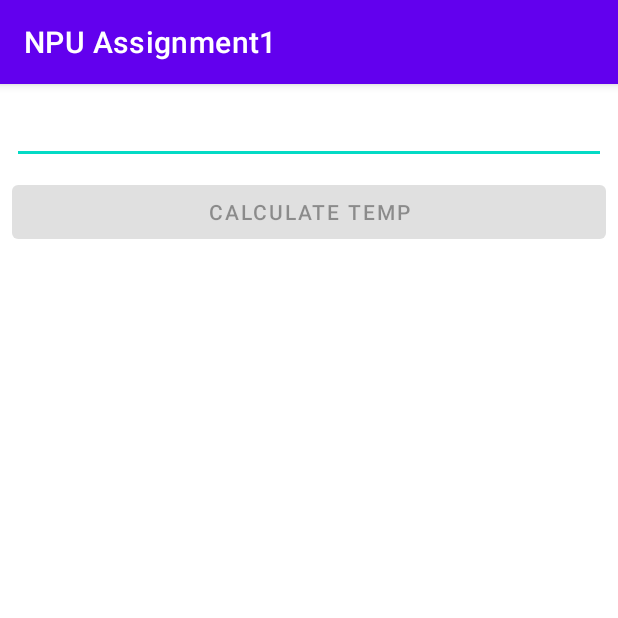
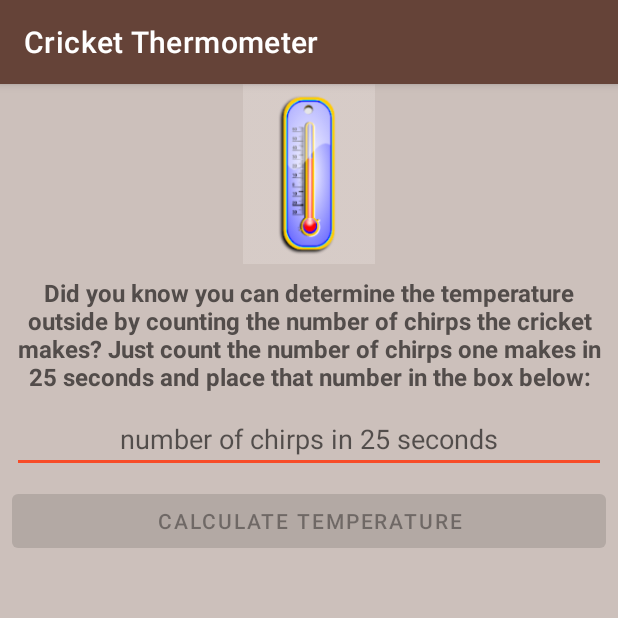
Before and after one commit to art-ylem/npu_task1, an Android app: the screen it shows after launch (MainActivity), on a phone screen of 412 x 824 dp, the top half of it. Run offline under Robolectric (Android 15) with nearby library versions, the phone set to English and light mode, and no system bars.

Commit message:
change design

```diff
--- a/app/src/main/res/layout/activity_main.xml
+++ b/app/src/main/res/layout/activity_main.xml
@@ -4,22 +4,46 @@
     xmlns:tools="http://schemas.android.com/tools"
     android:layout_width="match_parent"
     android:layout_height="match_parent"
+    android:background="@color/bg"
     tools:context=".MainActivity">
+
+    <ImageView
+        android:layout_width="100dp"
+        android:layout_height="120dp"
+        android:id="@+id/img"
+        app:layout_constraintStart_toStartOf="parent"
+        app:layout_constraintTop_toTopOf="parent"
+        app:layout_constraintEnd_toEndOf="parent"
+        android:src="@drawable/thermometer"/>
+
+    <TextView
+        android:id="@+id/text"
+        android:layout_width="match_parent"
+        android:layout_height="wrap_content"
+        android:textSize="16sp"
+        android:gravity="center"
+        android:text="@string/str"
+        android:layout_margin="8dp"
+        android:textStyle="bold"
+        android:textColor="@color/text"
+        app:layout_constraintTop_toBottomOf="@id/img" />
 
     <EditText
         android:id="@+id/et"
         android:layout_width="match_parent"
         android:layout_margin="8dp"
+        android:hint="@string/hint"
+        android:gravity="center"
         android:layout_height="wrap_content"
         android:digits="1234567890"
-        app:layout_constraintTop_toTopOf="parent" />
+        app:layout_constraintTop_toBottomOf="@id/text" />
 
     <Button
         android:id="@+id/btn"
         android:layout_width="match_parent"
         android:layout_height="wrap_content"
         android:layout_margin="8dp"
-        android:text="Calculate temp"
+        android:text="Calculate temperature"
         android:enabled="false"
         app:layout_constraintTop_toBottomOf="@id/et" />
 
@@ -29,7 +53,9 @@
         android:layout_height="wrap_content"
         android:textSize="16sp"
         android:layout_margin="8dp"
-        android:textColor="@color/black"
+        android:textColor="@color/text"
+        android:gravity="center"
+        android:textStyle="bold"
         app:layout_constraintTop_toBottomOf="@id/btn" />
 
 
--- a/app/src/main/res/values/colors.xml
+++ b/app/src/main/res/values/colors.xml
@@ -1,10 +1,12 @@
 <?xml version="1.0" encoding="utf-8"?>
 <resources>
     <color name="purple_200">#FFBB86FC</color>
-    <color name="purple_500">#FF6200EE</color>
-    <color name="purple_700">#FF3700B3</color>
-    <color name="teal_200">#FF03DAC5</color>
+    <color name="purple_500">#654338</color>
+    <color name="purple_700">#4A312A</color>
+    <color name="teal_200">#F74C28</color>
     <color name="teal_700">#FF018786</color>
     <color name="black">#FF000000</color>
     <color name="white">#FFFFFFFF</color>
+    <color name="bg">#CCC0BB</color>
+    <color name="text">#524C4A</color>
 </resources>
--- a/app/src/main/res/values/strings.xml
+++ b/app/src/main/res/values/strings.xml
@@ -1,3 +1,5 @@
 <resources>
-    <string name="app_name">NPU Assignment1</string>
+    <string name="app_name">Cricket Thermometer</string>
+    <string name="hint">number of chirps in 25 seconds</string>
+    <string name="str">Did you know you can determine the temperature outside by counting the number of chirps the cricket makes? Just count the number of chirps one makes in 25 seconds and place that number in the box below:</string>
 </resources>
```
Also changed, not shown: app/src/main/res/drawable/thermometer.png (added).
